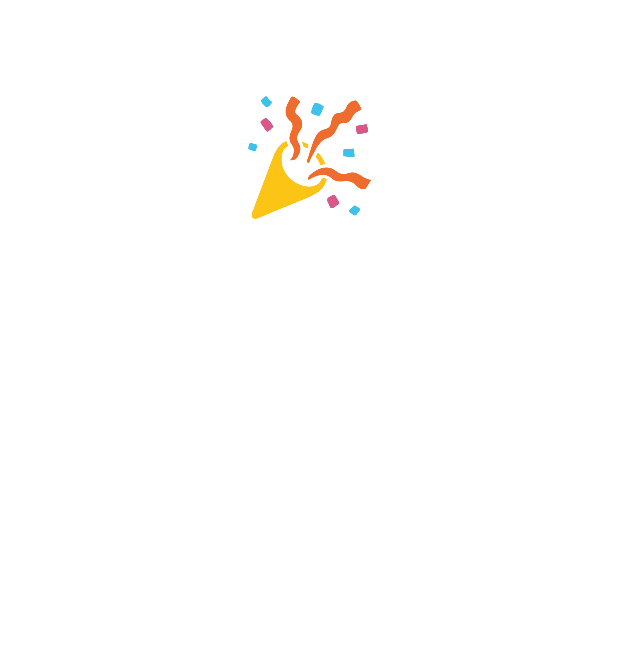
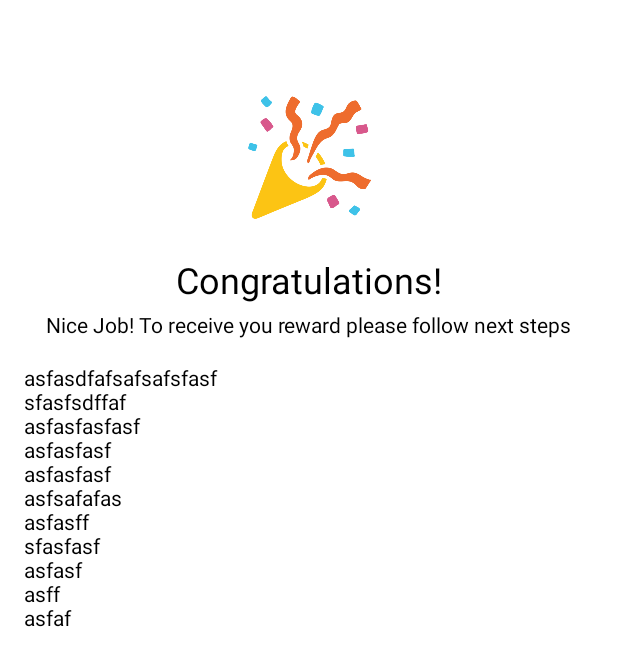
Before and after one commit to uptechteam/halo, an Android app: the layout fragment_shop_reward.xml on its own in the app's theme, with its tools: preview values and no code run, on a phone screen of 412 x 824 dp. Shown: the top 666 px of the screen. Run offline under Robolectric (Android 15) with nearby library versions, the phone set to English and light mode, and no system bars.

Commit message:
reward screen

```diff
--- a/app/src/main/java/com/uptech/halo/shop/ShopItemDetailsFragment.kt
+++ b/app/src/main/java/com/uptech/halo/shop/ShopItemDetailsFragment.kt
@@ -4,6 +4,7 @@ import android.os.Bundle
 import android.view.View
 import androidx.fragment.app.Fragment
 import androidx.lifecycle.lifecycleScope
+import androidx.navigation.fragment.findNavController
 import com.bumptech.glide.Glide
 import com.google.android.material.shape.CornerFamily
 import com.uptech.halo.R
@@ -46,6 +47,10 @@ class ShopItemDetailsFragment : Fragment(R.layout.fragment_shop_item_details) {
       binding.buy.setOnClickListener {
         lifecycleScope.launch(Dispatchers.IO) {
           FirebaseDataSource.updateDonatorUserBalance(requireContext(), -item.price)
+          withContext(Dispatchers.Main) {
+            findNavController().navigate(R.id.action_shopItemDetailsFragment_to_shopRewardFragment,
+              ShopRewardFragment.newBundle(item))
+          }
         }
       }
     }
--- a/app/src/main/res/layout/fragment_shop_reward.xml
+++ b/app/src/main/res/layout/fragment_shop_reward.xml
@@ -16,4 +16,43 @@
         android:src="@drawable/congrats"
         />
 
+    <com.google.android.material.textview.MaterialTextView
+        android:id="@+id/title"
+        android:layout_width="wrap_content"
+        android:layout_height="wrap_content"
+        android:text="Congratulations!"
+        android:textColor="@color/black"
+        android:textSize="24dp"
+        app:layout_constraintTop_toBottomOf="@id/congrats"
+        app:layout_constraintStart_toStartOf="@id/congrats"
+        app:layout_constraintEnd_toEndOf="@id/congrats"
+        android:layout_marginTop="24dp"
+        />
+
+    <com.google.android.material.textview.MaterialTextView
+        android:id="@+id/subtitle"
+        android:layout_width="wrap_content"
+        android:layout_height="wrap_content"
+
+        app:layout_constraintTop_toBottomOf="@id/title"
+        app:layout_constraintStart_toStartOf="parent"
+        app:layout_constraintEnd_toEndOf="parent"
+        android:layout_marginTop="4dp"
+
+        android:text="Nice Job! To receive you reward please follow next steps"
+        android:textColor="@color/black"
+        />
+
+    <com.google.android.material.textview.MaterialTextView
+        android:id="@+id/stepsForReward"
+        android:layout_width="0dp"
+        android:layout_height="wrap_content"
+        app:layout_constraintTop_toBottomOf="@id/subtitle"
+        app:layout_constraintStart_toStartOf="parent"
+        app:layout_constraintEnd_toEndOf="parent"
+        android:layout_margin="16dp"
+        android:textColor="@color/black"
+        android:text="asfasdfafsafsafsfasf\nsfasfsdffaf\nasfasfasfasf\nasfasfasf\nasfasfasf\nasfsafafas\nasfasff\nsfasfasf\nasfasf\nasff\nasfaf"
+        />
+
 </androidx.constraintlayout.widget.ConstraintLayout>
```
Also changed, not shown: app/src/main/java/com/uptech/halo/shop/ShopRewardFragment.kt (+19 -0 lines), app/src/main/res/navigation/nav_graph.xml (+10 -2 lines).
